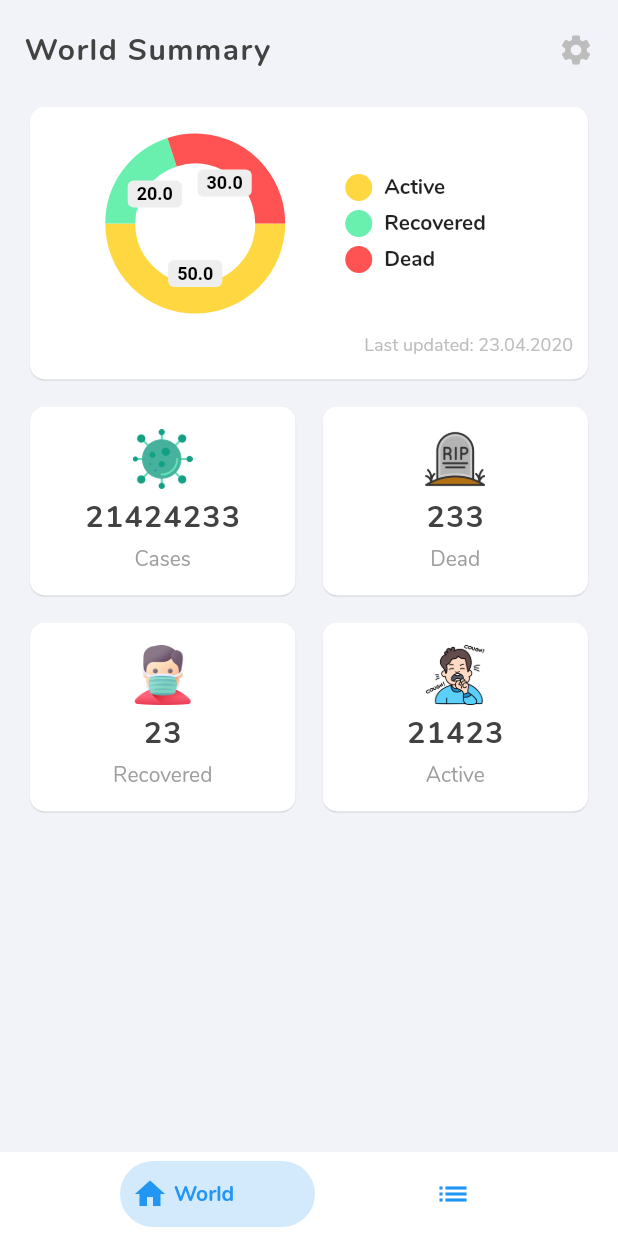
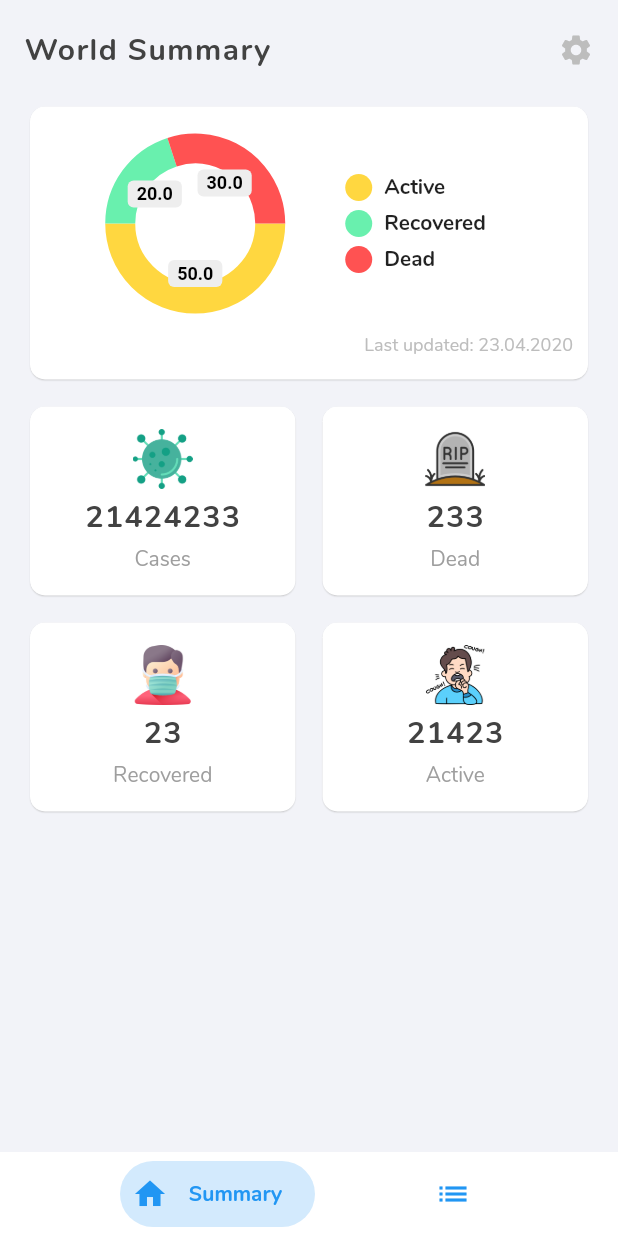
Before and after one commit to tirgei/Covid19-Tracker, a Flutter app: the screen it shows after launch, on a phone screen of 412 x 824 dp. Run offline on Flutter 3.47's test engine with Material 2 defaults, Android fonts, the phone set to English and light mode, and no system bars; drawn by our look-alikes of bottom_navy_bar, pie_chart; our stand-ins replace flutter_hex_color, photo_view.

Commit message:
Update BottomNavigation title

```diff
--- a/lib/screens/home_screen.dart
+++ b/lib/screens/home_screen.dart
@@ -57,12 +57,14 @@ class _HomeScreenState extends State<HomeScreen> {
         },
         items: <BottomNavyBarItem>[
           BottomNavyBarItem(
-            title: Text('World'),
+            title: Text('Summary'),
             icon: Icon(Icons.home),
+            textAlign: TextAlign.center
           ),
           BottomNavyBarItem(
             title: Text('Countries'),
-            icon: Icon(Icons.list)
+            icon: Icon(Icons.list),
+            textAlign: TextAlign.center
           )
         ],
         showElevation: false,
```
